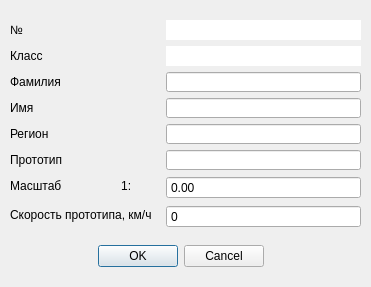
This is Info.ui in MasterFly150rus/f4c as Qt 5 draws it before an edit. The edited form follows.
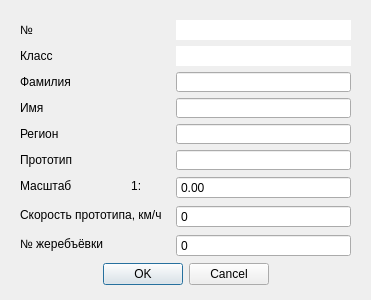
This is the edited form. Icons and pictures are not drawn.

Patch:
```diff
--- a/Info.ui
+++ b/Info.ui
@@ -10,19 +10,19 @@
     <x>0</x>
     <y>0</y>
     <width>371</width>
-    <height>287</height>
+    <height>300</height>
    </rect>
   </property>
   <property name="minimumSize">
    <size>
     <width>371</width>
-    <height>287</height>
+    <height>300</height>
    </size>
   </property>
   <property name="maximumSize">
    <size>
     <width>371</width>
-    <height>287</height>
+    <height>300</height>
    </size>
   </property>
   <property name="windowTitle">
@@ -35,34 +35,17 @@
   <property name="modal">
    <bool>true</bool>
   </property>
-  <widget class="QDialogButtonBox" name="buttonBox">
+  <widget class="QWidget" name="">
    <property name="geometry">
     <rect>
-     <x>80</x>
-     <y>240</y>
-     <width>201</width>
-     <height>32</height>
-    </rect>
-   </property>
-   <property name="orientation">
-    <enum>Qt::Horizontal</enum>
-   </property>
-   <property name="standardButtons">
-    <set>QDialogButtonBox::Cancel|QDialogButtonBox::Ok</set>
-   </property>
-   <property name="centerButtons">
-    <bool>true</bool>
-   </property>
-  </widget>
-  <widget class="QWidget" name="formLayoutWidget">
-   <property name="geometry">
-    <rect>
-     <x>10</x>
+     <x>20</x>
      <y>20</y>
-     <width>351</width>
-     <height>219</height>
+     <width>331</width>
+     <height>265</height>
     </rect>
    </property>
+   <layout class="QVBoxLayout" name="verticalLayout">
+    <item>
    <layout class="QFormLayout" name="formLayout">
     <item row="0" column="0">
      <widget class="QLabel" name="label_3">
@@ -335,6 +318,53 @@
         <width>16777215</width>
         <height>20</height>
        </size>
+        </property>
+       </widget>
+      </item>
+      <item row="8" column="0">
+       <widget class="QLabel" name="label_9">
+        <property name="minimumSize">
+         <size>
+          <width>0</width>
+          <height>20</height>
+         </size>
+        </property>
+        <property name="maximumSize">
+         <size>
+          <width>16777215</width>
+          <height>20</height>
+         </size>
+        </property>
+        <property name="text">
+         <string>№ жеребъёвки</string>
+        </property>
+       </widget>
+      </item>
+      <item row="8" column="1">
+       <widget class="QSpinBox" name="toss_box">
+        <property name="locale">
+         <locale language="English" country="UnitedStates"/>
+        </property>
+        <property name="buttonSymbols">
+         <enum>QAbstractSpinBox::NoButtons</enum>
+        </property>
+        <property name="correctionMode">
+         <enum>QAbstractSpinBox::CorrectToNearestValue</enum>
+        </property>
+       </widget>
+      </item>
+     </layout>
+    </item>
+    <item>
+     <widget class="QDialogButtonBox" name="buttonBox">
+      <property name="orientation">
+       <enum>Qt::Horizontal</enum>
+      </property>
+      <property name="standardButtons">
+       <set>QDialogButtonBox::Cancel|QDialogButtonBox::Ok</set>
+      </property>
+      <property name="centerButtons">
+       <bool>true</bool>
       </property>
      </widget>
     </item>
```
Lines whose indentation alone changed are shown as unchanged.
